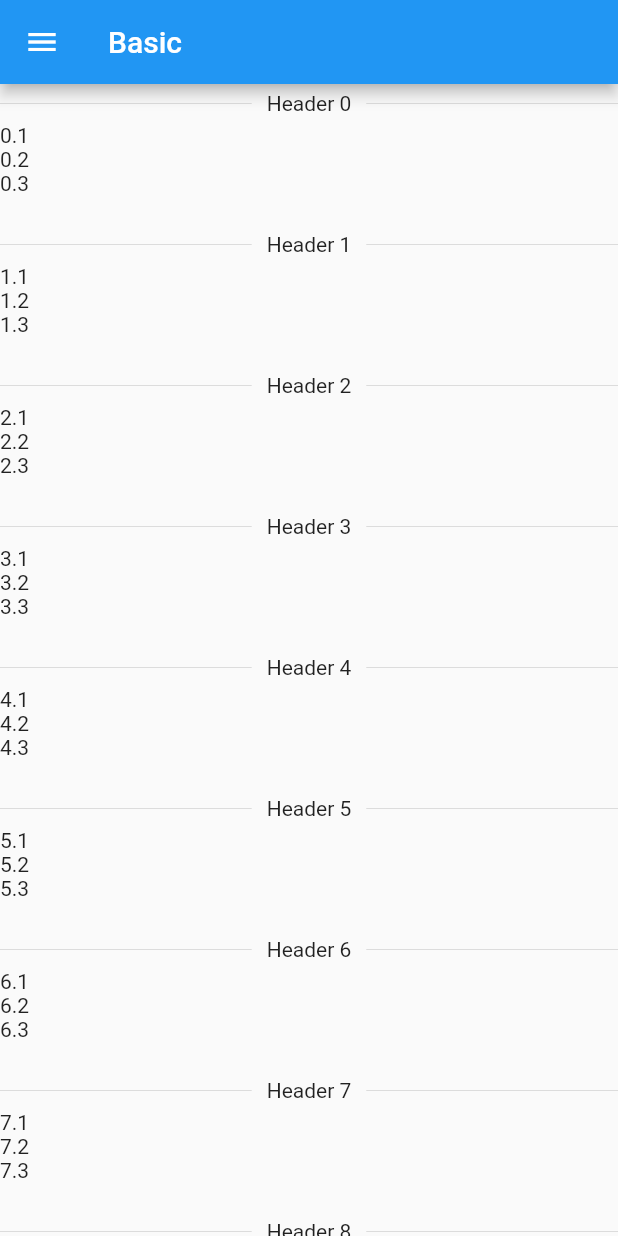
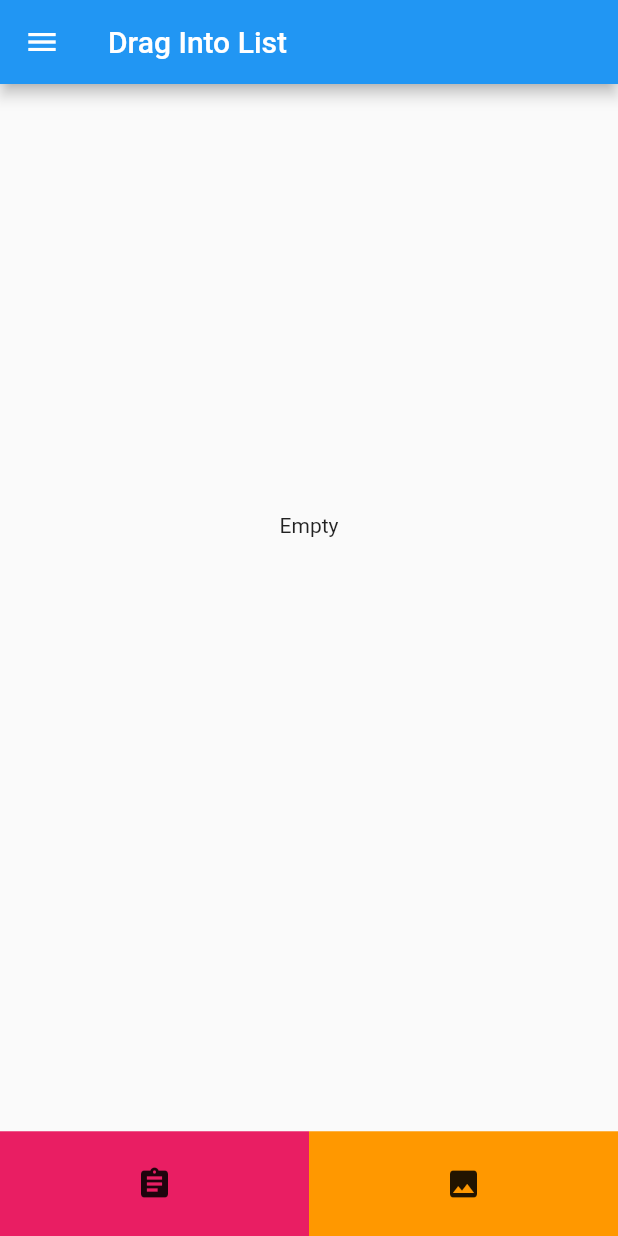
Before and after one commit to philip-brink/DragAndDropLists, a Flutter app: the screen it shows after launch, in the side drawer, after a tap on "Drag Into List", on a phone screen of 412 x 824 dp. Run offline on Flutter 3.47's test engine with Material 2 defaults, Android fonts, the phone set to English and light mode, and no system bars.

Commit message:
- horizontal list scrolling fixed - added drag into list example

```diff
--- /dev/null
+++ b/example/lib/drag_into_list_example.dart
@@ -0,0 +1,108 @@
+import 'package:drag_and_drop_lists/drag_and_drop_item.dart';
+import 'package:drag_and_drop_lists/drag_and_drop_list_interface.dart';
+import 'package:drag_and_drop_lists/drag_and_drop_lists.dart';
+import 'package:example/navigation_drawer.dart';
+import 'package:flutter/cupertino.dart';
+import 'package:flutter/material.dart';
+import 'package:flutter/widgets.dart';
+
+class DragIntoListExample extends StatefulWidget {
+  DragIntoListExample({Key key, this.title}) : super(key: key);
+  final String title;
+
+  @override
+  _DragIntoListExample createState() => _DragIntoListExample();
+}
+
+class _DragIntoListExample extends State<DragIntoListExample> {
+  List<DragAndDropList> _contents = List<DragAndDropList>();
+
+  @override
+  Widget build(BuildContext context) {
+    return Scaffold(
+      appBar: AppBar(
+        title: Text('Drag Into List'),
+      ),
+      drawer: NavigationDrawer(),
+      body: Column(
+        children: <Widget>[
+          Flexible(
+            flex: 10,
+            child: DragAndDropLists(
+              children: _contents,
+              onItemReorder: _onItemReorder,
+              onListReorder: _onListReorder,
+              onItemAdd: _onItemAdd,
+              onListAdd: _onListAdd,
+              listGhost: Container(
+                height: 50,
+                width: 100,
+                child: Center(
+                  child: Icon(Icons.add),
+                ),
+              ),
+            ),
+          ),
+          Flexible(
+            flex: 1,
+            child: Row(
+              crossAxisAlignment: CrossAxisAlignment.stretch,
+              children: <Widget>[
+                Expanded(
+                  child: Container(
+                    color: Colors.pink,
+                    child: Center(
+                      child: Draggable<DragAndDropListInterface>(
+                        feedback: Icon(Icons.assignment),
+                        child: Icon(Icons.assignment),
+                        data: DragAndDropList(header: Text('New default list')),
+                      ),
+                    ),
+                  ),
+                ),
+                Expanded(
+                  child: Container(
+                    color: Colors.orange,
+                    child: Draggable<DragAndDropItem>(
+                      feedback: Icon(Icons.photo),
+                      child: Icon(Icons.photo),
+                      data: DragAndDropItem(child: Text('New default item')),
+                    ),
+                  ),
+                ),
+              ],
+            ),
+          ),
+        ],
+      ),
+    );
+  }
+
+  _onItemReorder(int oldItemIndex, int oldListIndex, int newItemIndex, int newListIndex) {
+    setState(() {
+      var movedItem = _contents[oldListIndex].children.removeAt(oldItemIndex);
+      _contents[newListIndex].children.insert(newItemIndex, movedItem);
+    });
+  }
+
+  _onListReorder(int oldListIndex, int newListIndex) {
+    setState(() {
+      var movedList = _contents.removeAt(oldListIndex);
+      _contents.insert(newListIndex, movedList);
+    });
+  }
+
+  _onItemAdd(DragAndDropItem newItem, int listIndex) {
+    print('adding new item');
+    setState(() {
+      _contents[listIndex].children.add(newItem);
+    });
+  }
+
+  _onListAdd(DragAndDropListInterface newList) {
+    print('adding new list');
+    setState(() {
+      _contents.add(newList);
+    });
+  }
+}
--- a/example/lib/main.dart
+++ b/example/lib/main.dart
@@ -1,4 +1,5 @@
 import 'package:example/basic_example.dart';
+import 'package:example/drag_into_list_example.dart';
 import 'package:example/expansion_tile_example.dart';
 import 'package:example/horizontal_example.dart';
 import 'package:example/list_tile_example.dart';
@@ -26,6 +27,7 @@ class MyApp extends StatelessWidget {
         '/expansion_tile_example': (context) => ExpansionTileExample(),
         '/sliver_example': (context) => SliverExample(),
         '/horizontal_example': (context) => HorizontalExample(),
+        '/drag_into_list_example': (context) => DragIntoListExample(),
       },
     );
   }
--- a/example/lib/navigation_drawer.dart
+++ b/example/lib/navigation_drawer.dart
@@ -44,7 +44,7 @@ class NavigationDrawer extends StatelessWidget {
             leading: Icon(Icons.add),
             onTap: () {
               Navigator.of(context).pop();
-              Navigator.of(context).pushReplacementNamed('/');
+              Navigator.of(context).pushReplacementNamed('/drag_into_list_example');
             },
           ),
           ListTile(
--- a/lib/drag_and_drop_list.dart
+++ b/lib/drag_and_drop_list.dart
@@ -16,10 +16,10 @@ class DragAndDropList implements DragAndDropListInterface {
   final Decoration decoration;
   final CrossAxisAlignment verticalAlignment;
   final MainAxisAlignment horizontalAlignment;
-  final List<DragAndDropItem> children;
+  final List<DragAndDropItem> children = List<DragAndDropItem>();
 
   DragAndDropList (
-      {this.children,
+      {List<DragAndDropItem> children,
       this.header,
       this.footer,
       this.leftSide,
@@ -28,7 +28,11 @@ class DragAndDropList implements DragAndDropListInterface {
       this.lastTarget,
       this.decoration,
       this.horizontalAlignment = MainAxisAlignment.start,
-      this.verticalAlignment = CrossAxisAlignment.start});
+      this.verticalAlignment = CrossAxisAlignment.start}) {
+    if (children != null) {
+      children.forEach((element) => this.children.add(element));
+    }
+  }
 
   @override
   Widget generateWidget(DragAndDropBuilderParameters params) {
--- a/lib/drag_and_drop_list_target.dart
+++ b/lib/drag_and_drop_list_target.dart
@@ -20,28 +20,41 @@ class _DragAndDropListTarget extends State<DragAndDropListTarget> with TickerPro
 
   @override
   Widget build(BuildContext context) {
-    return Stack(
-      children: <Widget>[
-        Column(
+    Widget visibleContents = Column(
       children: <Widget>[
         AnimatedSize(
           duration: Duration(milliseconds: widget.parameters.listSizeAnimationDuration),
           vsync: this,
-              alignment: Alignment.bottomCenter,
+          alignment: widget.parameters.axis == Axis.vertical ? Alignment.bottomCenter : Alignment.centerLeft,
           child: _hoveredDraggable != null
               ? Opacity(
                   opacity: widget.parameters.listGhostOpacity,
-                      child: widget.parameters.listGhost ??
-                          _hoveredDraggable.generateWidget(widget.parameters),
+                  child: widget.parameters.listGhost ?? _hoveredDraggable.generateWidget(widget.parameters),
                 )
               : Container(),
         ),
         widget.child ??
             Container(
-                  height: 110,
+              height: widget.parameters.axis == Axis.vertical ? 110 : null,
+              width: widget.parameters.axis == Axis.horizontal ? 110 : null,
             ),
       ],
-        ),
+    );
+
+    if (widget.parameters.listPadding != null) {
+      visibleContents = Padding(
+        padding: widget.parameters.listPadding,
+        child: visibleContents,
+      );
+    }
+
+    if (widget.parameters.axis == Axis.horizontal) {
+      visibleContents = SingleChildScrollView(child: visibleContents);
+    }
+
+    return Stack(
+      children: <Widget>[
+        visibleContents,
         Positioned.fill(
           child: DragTarget<DragAndDropListInterface>(
             builder: (context, candidateData, rejectedData) {
--- a/lib/drag_and_drop_list_wrapper.dart
+++ b/lib/drag_and_drop_list_wrapper.dart
@@ -63,7 +63,7 @@ class _DragAndDropListWrapper extends State<DragAndDropListWrapper> with TickerP
       AnimatedSize(
         duration: Duration(milliseconds: widget.parameters.listSizeAnimationDuration),
         vsync: this,
-        alignment: widget.parameters.axis == Axis.vertical ? Alignment.bottomCenter : Alignment.topLeft,
+        alignment: widget.parameters.axis == Axis.vertical ? Alignment.bottomCenter : Alignment.centerLeft,
         child: _hoveredDraggable != null
             ? Opacity(
                 opacity: widget.parameters.listGhostOpacity,
@@ -92,7 +92,8 @@ class _DragAndDropListWrapper extends State<DragAndDropListWrapper> with TickerP
                 children: rowOrColumnChildren,
               )
             : Row(
-                children: rowOrColumnChildren,
+          crossAxisAlignment: CrossAxisAlignment.start,
+          children: rowOrColumnChildren,
               ),
         Positioned.fill(
           child: DragTarget<DragAndDropListInterface>(
--- a/lib/drag_and_drop_lists.dart
+++ b/lib/drag_and_drop_lists.dart
@@ -1,13 +1,26 @@
+/// Drag and drop list reordering for two level lists.
+///
+/// [DragAndDropLists] is the main widget, and contains numerous options for controlling overall list presentation.
+///
+/// The children of [DragAndDropLists] are [DragAndDropList] or another class that inherits from
+/// [DragAndDropListInterface] such as [DragAndDropListExpansion]. These lists can be reordered at will.
+/// Each list contains its own properties, and can be styled separately if the defaults provided to [DragAndDropLists]
+/// should be overridden.
+///
+/// The children of a [DragAndDropListInterface] are [DragAndDropItem]. These are the individual elements and can be
+/// reordered within their own list and into other lists. If they should not be able to be reordered, they can also
+/// be locked individually.
 library drag_and_drop_lists;
 
 import 'dart:math';
 
+import 'package:flutter/rendering.dart';
+import 'package:flutter/widgets.dart';
+import 'package:flutter/material.dart';
+
 import 'package:drag_and_drop_lists/drag_and_drop_builder_parameters.dart';
 import 'package:drag_and_drop_lists/drag_and_drop_item_target.dart';
 import 'package:drag_and_drop_lists/drag_and_drop_list_interface.dart';
-import 'package:flutter/rendering.dart';
-import 'package:flutter/widgets.dart';
-import 'package:flutter/material.dart';
 import 'package:drag_and_drop_lists/drag_and_drop_item.dart';
 import 'package:drag_and_drop_lists/drag_and_drop_list_target.dart';
 import 'package:drag_and_drop_lists/drag_and_drop_list_wrapper.dart';
@@ -19,7 +32,6 @@ export 'package:drag_and_drop_lists/drag_and_drop_list.dart';
 export 'package:drag_and_drop_lists/drag_and_drop_list_target.dart';
 export 'package:drag_and_drop_lists/drag_and_drop_list_wrapper.dart';
 export 'package:drag_and_drop_lists/drag_and_drop_list_expansion.dart';
-
 
 class DragAndDropLists extends StatefulWidget {
   final List<DragAndDropListInterface> children;
@@ -46,6 +58,7 @@ class DragAndDropLists extends StatefulWidget {
   final Widget listDivider;
   final EdgeInsets listPadding;
   final Widget listItemWhenEmpty;
+  final Widget contentsWhenEmpty;
   final double listWidth;
   final CrossAxisAlignment verticalAlignment;
   final MainAxisAlignment horizontalAlignment;
@@ -76,6 +89,7 @@ class DragAndDropLists extends StatefulWidget {
     this.listDivider,
     this.listPadding,
     this.listItemWhenEmpty,
+    this.contentsWhenEmpty,
     this.listWidth = double.infinity,
     this.verticalAlignment = CrossAxisAlignment.start,
     this.horizontalAlignment = MainAxisAlignment.start,
@@ -109,14 +123,17 @@ class DragAndDropListsState extends State<DragAndDropLists> {
   bool _scrolling = false;
 
   @override
-  Widget build(BuildContext context) {
-    if (_scrollController == null) {
+  void initState() {
     if (widget.scrollController != null)
       _scrollController = widget.scrollController;
     else
       _scrollController = ScrollController();
+
+    super.initState();
   }
 
+  @override
+  Widget build(BuildContext context) {
     var parameters = DragAndDropBuilderParameters(
       listGhost: widget.listGhost,
       listGhostOpacity: widget.listGhostOpacity,
@@ -145,16 +162,19 @@ class DragAndDropListsState extends State<DragAndDropLists> {
       onDropOnLastTarget: _internalOnListDropOnLastTarget,
     );
 
+    if (widget.children != null && widget.children.isNotEmpty) {
       Widget listView;
-
 
       if (widget.sliverList) {
         int childrenCount;
         bool includeSeparators = widget.listDivider != null;
-      if (includeSeparators) childrenCount = (widget.children?.length ?? 0) * 2;
-      else childrenCount = (widget.children?.length ?? 0) + 1;
+        if (includeSeparators)
+          childrenCount = (widget.children?.length ?? 0) * 2;
+        else
+          childrenCount = (widget.children?.length ?? 0) + 1;
         listView = SliverList(
-        delegate: SliverChildBuilderDelegate((context, index) {
+          delegate: SliverChildBuilderDelegate(
+                (context, index) {
               if (index == childrenCount - 1) {
                 return dragAndDropListTarget;
               } else if (includeSeparators && index.isOdd) {
@@ -206,6 +226,17 @@ class DragAndDropListsState extends State<DragAndDropLists> {
         }
       }
       return listView;
+    } else {
+      return Center(
+        child: Column(
+          mainAxisSize: MainAxisSize.min,
+          children: <Widget>[
+            widget.contentsWhenEmpty ?? Text('Empty'),
+            dragAndDropListTarget,
+          ],
+        ),
+      );
+    }
   }
 
   _internalOnItemReorder(DragAndDropItem reordered, DragAndDropItem receiver) {
@@ -254,25 +285,28 @@ class DragAndDropListsState extends State<DragAndDropLists> {
     widget.onListReorder(reorderedListIndex, newListIndex);
   }
 
-  _internalOnItemDropOnLastTarget(DragAndDropItem newOrReordered, DragAndDropListInterface parentList, DragAndDropItemTarget receiver) {
+  _internalOnItemDropOnLastTarget(
+      DragAndDropItem newOrReordered, DragAndDropListInterface parentList, DragAndDropItemTarget receiver) {
     int reorderedListIndex = -1;
     int reorderedItemIndex = -1;
     int receiverListIndex = -1;
     int receiverItemIndex = -1;
 
+    if (widget.children != null && widget.children.isNotEmpty) {
       for (int i = 0; i < widget.children.length; i++) {
         if (reorderedItemIndex == -1) {
-        reorderedItemIndex = widget.children[i].children.indexWhere((e) => newOrReordered == e);
+          reorderedItemIndex = widget.children[i].children?.indexWhere((e) => newOrReordered == e) ?? -1;
           if (reorderedItemIndex != -1) reorderedListIndex = i;
         }
 
         if (receiverItemIndex == -1 && widget.children[i] == parentList) {
           receiverListIndex = i;
-        receiverItemIndex = widget.children[i].children.length;
+          receiverItemIndex = widget.children[i].children?.length ?? -1;
         }
 
         if (reorderedItemIndex != -1 && receiverItemIndex != -1) {
           break;
+        }
       }
     }
 
@@ -320,7 +354,7 @@ class DragAndDropListsState extends State<DragAndDropLists> {
   _scrollList() async {
     if (!_scrolling && _pointerDown && _pointerYPosition != null && _pointerXPosition != null) {
       int duration = 30; // in ms
-      int scrollAreaHeight = 20;
+      int scrollAreaSize = 20;
       double step = 1.5;
       double overDragMax = 20.0;
       double overDragCoefficient = 5.0;
@@ -330,23 +364,40 @@ class DragAndDropListsState extends State<DragAndDropLists> {
       Size size;
       if (rb is RenderBox)
         size = rb.size;
-      else if (rb is RenderSliver)
-        size = rb.paintBounds.size;
+      else if (rb is RenderSliver) size = rb.paintBounds.size;
       var topLeftOffset = localToGlobal(rb, Offset.zero);
       var bottomRightOffset = localToGlobal(rb, size.bottomRight(Offset.zero));
+
+      if (widget.axis == Axis.vertical) {
         double top = topLeftOffset.dy;
         double bottom = bottomRightOffset.dy;
 
-      if (_pointerYPosition < (top + scrollAreaHeight) &&
+        if (_pointerYPosition < (top + scrollAreaSize) &&
             _scrollController.position.pixels > _scrollController.position.minScrollExtent) {
-        final overDrag = max((top + scrollAreaHeight) - _pointerYPosition, overDragMax);
+          final overDrag = max((top + scrollAreaSize) - _pointerYPosition, overDragMax);
           newOffset = max(_scrollController.position.minScrollExtent,
               _scrollController.position.pixels - step * overDrag / overDragCoefficient);
-      } else if (_pointerYPosition > (bottom - scrollAreaHeight) &&
+        } else if (_pointerYPosition > (bottom - scrollAreaSize) &&
             _scrollController.position.pixels < _scrollController.position.maxScrollExtent) {
-        final overDrag = max<double>(_pointerYPosition - (bottom - scrollAreaHeight), overDragMax);
+          final overDrag = max<double>(_pointerYPosition - (bottom - scrollAreaSize), overDragMax);
           newOffset = min(_scrollController.position.maxScrollExtent,
               _scrollController.position.pixels + step * overDrag / overDragCoefficient);
+        }
+      } else {
+        double left = topLeftOffset.dx;
+        double right = bottomRightOffset.dx;
+
+        if (_pointerXPosition < (left + scrollAreaSize) &&
+            _scrollController.position.pixels > _scrollController.position.minScrollExtent) {
+          final overDrag = max((left + scrollAreaSize) - _pointerXPosition, overDragMax);
+          newOffset = max(_scrollController.position.minScrollExtent,
+              _scrollController.position.pixels - step * overDrag / overDragCoefficient);
+        } else if (_pointerXPosition > (right - scrollAreaSize) &&
+            _scrollController.position.pixels < _scrollController.position.maxScrollExtent) {
+          final overDrag = max<double>(_pointerYPosition - (right - scrollAreaSize), overDragMax);
+          newOffset = min(_scrollController.position.maxScrollExtent,
+              _scrollController.position.pixels + step * overDrag / overDragCoefficient);
+        }
       }
 
       if (newOffset != null) {
@@ -358,7 +409,7 @@ class DragAndDropListsState extends State<DragAndDropLists> {
     }
   }
 
-  static Offset localToGlobal(RenderObject object, Offset point, { RenderObject ancestor }) {
+  static Offset localToGlobal(RenderObject object, Offset point, {RenderObject ancestor}) {
     return MatrixUtils.transformPoint(object.getTransformTo(ancestor), point);
   }
 }
```
Lines whose indentation alone changed are shown as unchanged.
